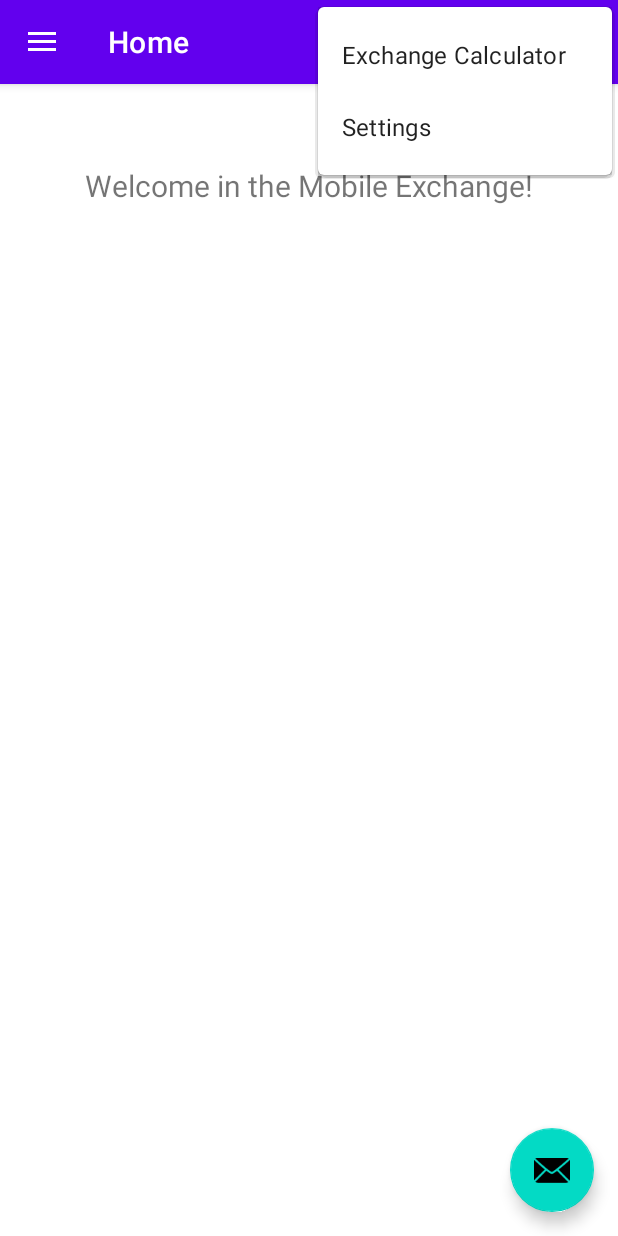
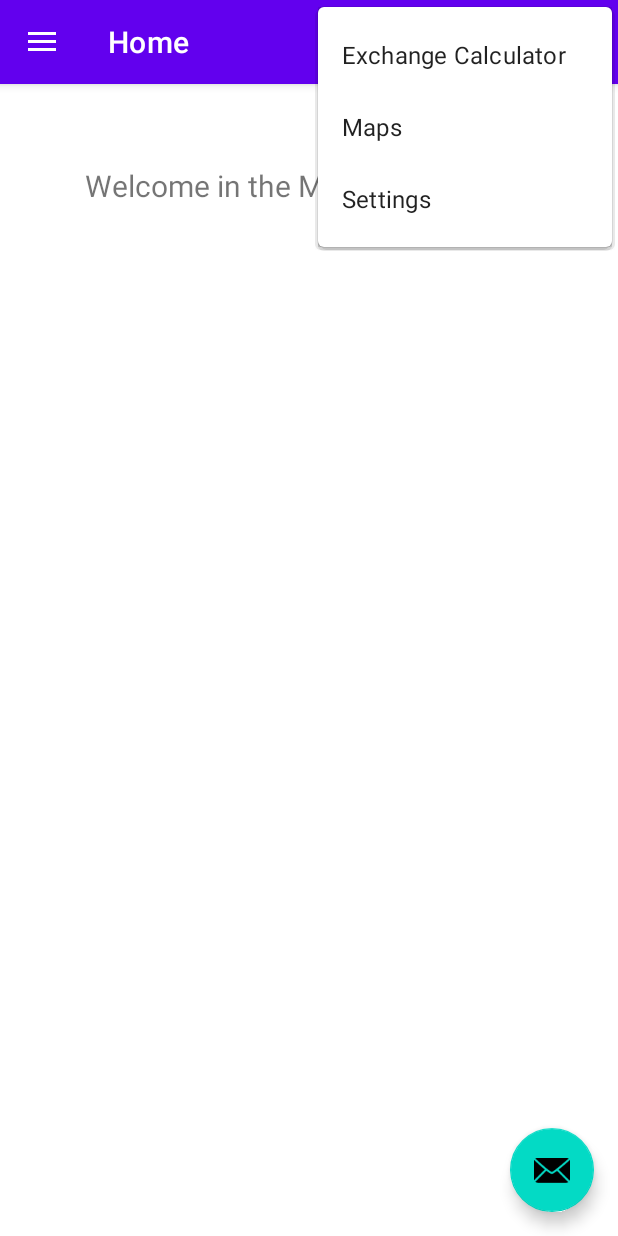
Before and after one commit to Kamil-Matusz/MobileExchange, an Android app: the screen it shows after launch (MainActivity), with the options menu open, on a phone screen of 412 x 824 dp. Run offline under Robolectric (Android 15) with nearby library versions, the phone set to English and light mode, and no system bars; our stand-ins replace navigation-ui.

Commit message:
Implemented Google Maps

```diff
--- a/MobileExchange/app/build.gradle.kts
+++ b/MobileExchange/app/build.gradle.kts
@@ -1,6 +1,7 @@
 plugins {
     id("com.android.application")
     id("org.jetbrains.kotlin.android")
+    id("com.google.android.libraries.mapsplatform.secrets-gradle-plugin")
 }
 
 android {
@@ -49,6 +50,7 @@ dependencies {
     implementation("androidx.lifecycle:lifecycle-viewmodel-ktx:2.6.1")
     implementation("androidx.navigation:navigation-fragment-ktx:2.5.3")
     implementation("androidx.navigation:navigation-ui-ktx:2.5.3")
+    implementation("com.google.android.gms:play-services-maps:18.2.0")
     testImplementation("junit:junit:4.13.2")
     androidTestImplementation("androidx.test.ext:junit:1.1.5")
     androidTestImplementation("androidx.test.espresso:espresso-core:3.5.1")
@@ -58,4 +60,5 @@ dependencies {
     implementation("com.squareup.retrofit2:converter-gson:2.9.0")
     implementation("androidx.recyclerview:recyclerview:1.2.1")
     implementation("com.google.android.gms:play-services-location:21.0.1")
+    implementation("com.google.android.gms:play-services-maps:18.2.0")
 }
--- /dev/null
+++ b/MobileExchange/app/src/main/res/drawable/ic_menu_maps.xml
@@ -0,0 +1,9 @@
+<vector xmlns:android="http://schemas.android.com/apk/res/android"
+    android:width="24dp"
+    android:height="24dp"
+    android:viewportWidth="24.0"
+    android:viewportHeight="24.0">
+    <path
+        android:fillColor="#FF000000"
+        android:pathData="M12,2C8.13,2 5,5.13 5,9c0,5.25 7,13 7,13s7,-7.75 7,-13c0,-3.87 -3.13,-7 -7,-7zM12,11a2,2 0,1 1,0 -4a2,2 0,0 1,0 4z" />
+</vector>
--- a/MobileExchange/app/src/main/res/menu/activity_main_drawer.xml
+++ b/MobileExchange/app/src/main/res/menu/activity_main_drawer.xml
@@ -33,5 +33,10 @@
             android:id="@+id/nav_coordinates"
             android:icon="@drawable/ic_menu_coordinates"
             android:title="@string/menu_coordinates" />
+
+        <item
+            android:id="@+id/nav_maps"
+            android:icon="@drawable/ic_menu_maps"
+            android:title="@string/menu_maps" />
     </group>
 </menu>
--- a/MobileExchange/app/src/main/res/menu/main.xml
+++ b/MobileExchange/app/src/main/res/menu/main.xml
@@ -23,4 +23,9 @@
         android:icon="@drawable/ic_menu_calculator"
         android:title="Exchange Calculator"
         app:showAsAction="ifRoom" />
+    <item
+        android:id="@+id/action_maps"
+        android:icon="@drawable/ic_menu_maps"
+        android:title="Maps"
+        app:showAsAction="ifRoom" />
 </menu>
--- a/MobileExchange/app/src/main/res/navigation/mobile_navigation.xml
+++ b/MobileExchange/app/src/main/res/navigation/mobile_navigation.xml
@@ -52,5 +52,10 @@
         tools:layout="@layout/fragment_coordinates">
     </fragment>
 
-
+    <fragment
+        android:id="@+id/nav_maps"
+        android:name="com.example.mobileexchange.ui.maps.MapsFragment"
+        android:label="@string/menu_coordinates"
+        tools:layout="@layout/fragment_maps">
+    </fragment>
 </navigation>
--- a/MobileExchange/app/src/main/res/values/strings.xml
+++ b/MobileExchange/app/src/main/res/values/strings.xml
@@ -48,4 +48,6 @@
     <string name="menu_coordinates">Your Coordinates\n</string>
     <!-- TODO: Remove or change this placeholder text -->
     <string name="hello_blank_fragment">Hello blank fragment</string>
+    <string name="title_activity_maps">MapsActivity</string>
+    <string name="menu_maps">Maps</string>
 </resources>
--- a/MobileExchange/build.gradle.kts
+++ b/MobileExchange/build.gradle.kts
@@ -2,4 +2,5 @@
 plugins {
     id("com.android.application") version "8.1.2" apply false
     id("org.jetbrains.kotlin.android") version "1.9.0" apply false
+    id("com.google.android.libraries.mapsplatform.secrets-gradle-plugin") version "2.0.1" apply false
 }
```
Also changed, not shown: MobileExchange/app/src/main/AndroidManifest.xml (+24 -0 lines), MobileExchange/app/src/main/java/com/example/mobileexchange/MainActivity.kt (+10 -2 lines), MobileExchange/app/src/main/java/com/example/mobileexchange/ui/maps/MapsActivity.kt (added, +98 -0 lines), MobileExchange/app/src/main/java/com/example/mobileexchange/ui/maps/MapsFragemt.kt (added, +104 -0 lines), MobileExchange/app/src/main/res/layout/fragment_maps.xml (added, +9 -0 lines).
